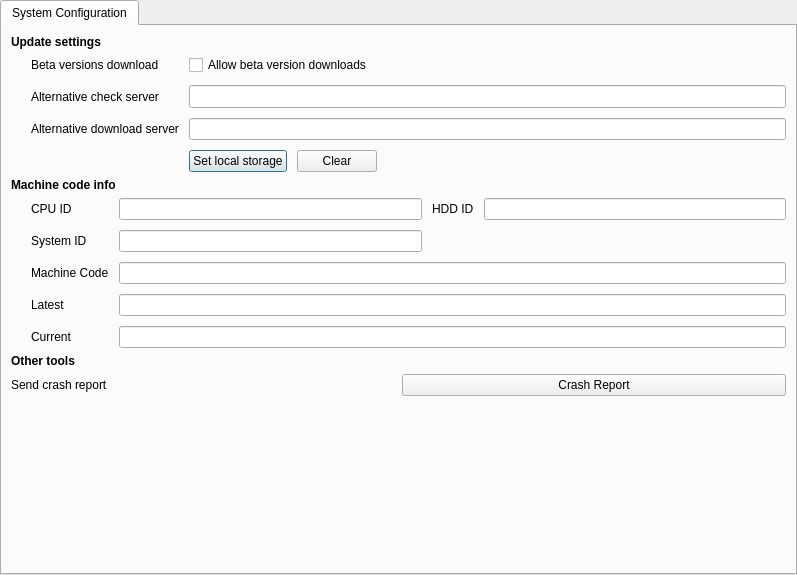
Before: the Qt Designer form src/Gui/Configuration/dialogConfigurationDebug.ui in Atlantic18/skipper-translation, drawn with Qt 5.
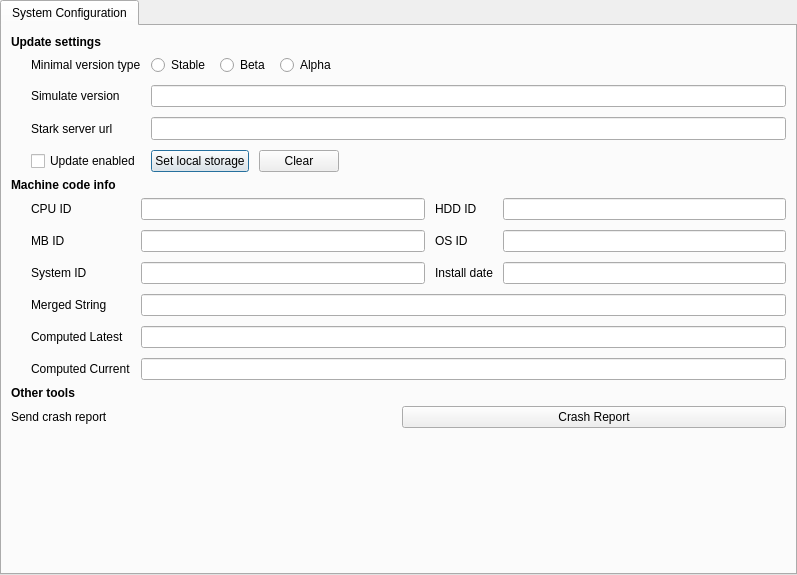
After: the same form once the commit is applied.

Commit message: updated translations for latest skipper version

```diff
--- a/src/Gui/Configuration/dialogConfigurationDebug.ui
+++ b/src/Gui/Configuration/dialogConfigurationDebug.ui
@@ -48,36 +48,60 @@
          <property name="spacing">
           <number>10</number>
          </property>
-         <item row="1" column="0">
-          <widget class="QLabel" name="label">
-           <property name="text">
-            <string notr="true">Alternative check server</string>
-           </property>
-          </widget>
-         </item>
          <item row="0" column="0">
           <widget class="QLabel" name="label_2">
            <property name="text">
-            <string notr="true">Beta versions download</string>
+            <string notr="true">Minimal version type</string>
            </property>
           </widget>
          </item>
-         <item row="2" column="0">
-          <widget class="QLabel" name="label_3">
+         <item row="3" column="0">
+          <widget class="QCheckBox" name="checkUpdateEnabled">
            <property name="text">
-            <string notr="true">Alternative download server</string>
+            <string notr="true">Update enabled</string>
            </property>
           </widget>
          </item>
          <item row="0" column="1">
-          <widget class="QCheckBox" name="checkDownloadBetaversions">
-           <property name="text">
-            <string notr="true">Allow beta version downloads</string>
-           </property>
-          </widget>
+          <layout class="QHBoxLayout" name="horizontalLayout_2">
+           <item>
+            <widget class="QRadioButton" name="radioStable">
+             <property name="text">
+              <string notr="true">Stable</string>
+             </property>
+            </widget>
+           </item>
+           <item>
+            <widget class="QRadioButton" name="radioBeta">
+             <property name="text">
+              <string notr="true">Beta</string>
+             </property>
+            </widget>
+           </item>
+           <item>
+            <widget class="QRadioButton" name="radioAlpha">
+             <property name="text">
+              <string notr="true">Alpha</string>
+             </property>
+            </widget>
+           </item>
+           <item>
+            <spacer name="horizontalSpacer_2">
+             <property name="orientation">
+              <enum>Qt::Horizontal</enum>
+             </property>
+             <property name="sizeHint" stdset="0">
+              <size>
+               <width>40</width>
+               <height>20</height>
+              </size>
+             </property>
+            </spacer>
+           </item>
+          </layout>
          </item>
-         <item row="1" column="1">
-          <widget class="QLineEdit" name="editUpdateServer">
+         <item row="2" column="1">
+          <widget class="QLineEdit" name="editStarkServer">
            <property name="minimumSize">
             <size>
              <width>0</width>
@@ -89,8 +113,12 @@
            </property>
           </widget>
          </item>
-         <item row="2" column="1">
-          <widget class="QLineEdit" name="editDownloadServer"/>
+         <item row="2" column="0">
+          <widget class="QLabel" name="label">
+           <property name="text">
+            <string notr="true">Stark server url</string>
+           </property>
+          </widget>
          </item>
          <item row="3" column="1">
           <layout class="QHBoxLayout" name="horizontalLayout">
@@ -123,6 +151,16 @@
            </item>
           </layout>
          </item>
+         <item row="1" column="0">
+          <widget class="QLabel" name="label_3">
+           <property name="text">
+            <string notr="true">Simulate version</string>
+           </property>
+          </widget>
+         </item>
+         <item row="1" column="1">
+          <widget class="QLineEdit" name="editSimulatedVersion"/>
+         </item>
         </layout>
        </item>
        <item>
@@ -146,8 +184,25 @@
          <property name="spacing">
           <number>10</number>
          </property>
-         <item row="3" column="1">
-          <widget class="QLineEdit" name="editSystemId"/>
+         <item row="0" column="2">
+          <widget class="QLabel" name="labelHddId">
+           <property name="text">
+            <string notr="true">HDD ID</string>
+           </property>
+          </widget>
+         </item>
+         <item row="3" column="0">
+          <widget class="QLabel" name="labelMachineCode">
+           <property name="text">
+            <string notr="true">Merged String</string>
+           </property>
+          </widget>
+         </item>
+         <item row="0" column="3">
+          <widget class="QLineEdit" name="editHddId"/>
+         </item>
+         <item row="0" column="1">
+          <widget class="QLineEdit" name="editCpuId"/>
          </item>
          <item row="0" column="0">
           <widget class="QLabel" name="labelCpuId">
@@ -156,56 +211,69 @@
            </property>
           </widget>
          </item>
-         <item row="3" column="0">
+         <item row="2" column="1">
+          <widget class="QLineEdit" name="editSystemId"/>
+         </item>
+         <item row="2" column="0">
           <widget class="QLabel" name="labelSystemId">
            <property name="text">
             <string notr="true">System ID</string>
            </property>
           </widget>
          </item>
-         <item row="0" column="1">
-          <widget class="QLineEdit" name="editCpuId"/>
-         </item>
-         <item row="0" column="3">
-          <widget class="QLineEdit" name="editHddId"/>
-         </item>
-         <item row="4" column="0">
-          <widget class="QLabel" name="labelMachineCode">
-           <property name="text">
-            <string notr="true">Machine Code</string>
-           </property>
-          </widget>
-         </item>
-         <item row="0" column="2">
-          <widget class="QLabel" name="labelHddId">
-           <property name="text">
-            <string notr="true">HDD ID</string>
-           </property>
-          </widget>
-         </item>
-         <item row="4" column="1" colspan="3">
+         <item row="3" column="1" colspan="3">
           <widget class="QLineEdit" name="editMachineCodeRaw"/>
          </item>
-         <item row="5" column="1" colspan="3">
+         <item row="4" column="1" colspan="3">
           <widget class="QLineEdit" name="editMachineCodeLatest"/>
          </item>
-         <item row="5" column="0">
+         <item row="4" column="0">
           <widget class="QLabel" name="label_5">
            <property name="text">
-            <string notr="true">Latest</string>
+            <string notr="true">Computed Latest</string>
            </property>
           </widget>
          </item>
-         <item row="6" column="0">
-          <widget class="QLabel" name="label_6">
-           <property name="text">
-            <string notr="true">Current</string>
-           </property>
-          </widget>
-         </item>
-         <item row="6" column="1" colspan="3">
+         <item row="5" column="1" colspan="3">
           <widget class="QLineEdit" name="editMachineCodeCurrent"/>
          </item>
+         <item row="5" column="0">
+          <widget class="QLabel" name="label_6">
+           <property name="text">
+            <string notr="true">Computed Current</string>
+           </property>
+          </widget>
+         </item>
+         <item row="1" column="2">
+          <widget class="QLabel" name="label_10">
+           <property name="text">
+            <string notr="true">OS ID</string>
+           </property>
+          </widget>
+         </item>
+         <item row="1" column="3">
+          <widget class="QLineEdit" name="editOperationSystemId"/>
+         </item>
+         <item row="1" column="0">
+          <widget class="QLabel" name="label_9">
+           <property name="text">
+            <string notr="true">MB ID</string>
+           </property>
+          </widget>
+         </item>
+         <item row="1" column="1">
+          <widget class="QLineEdit" name="editMatherboardId"/>
+         </item>
+         <item row="2" column="2">
+          <widget class="QLabel" name="label_11">
+           <property name="text">
+            <string notr="true">Install date</string>
+           </property>
+          </widget>
+         </item>
+         <item row="2" column="3">
+          <widget class="QLineEdit" name="editInstallationDate"/>
+         </item>
         </layout>
        </item>
        <item>
```
Left out of the diff: 15 changed lines with no effect on the pictures. The commit also changes 38 other files.
